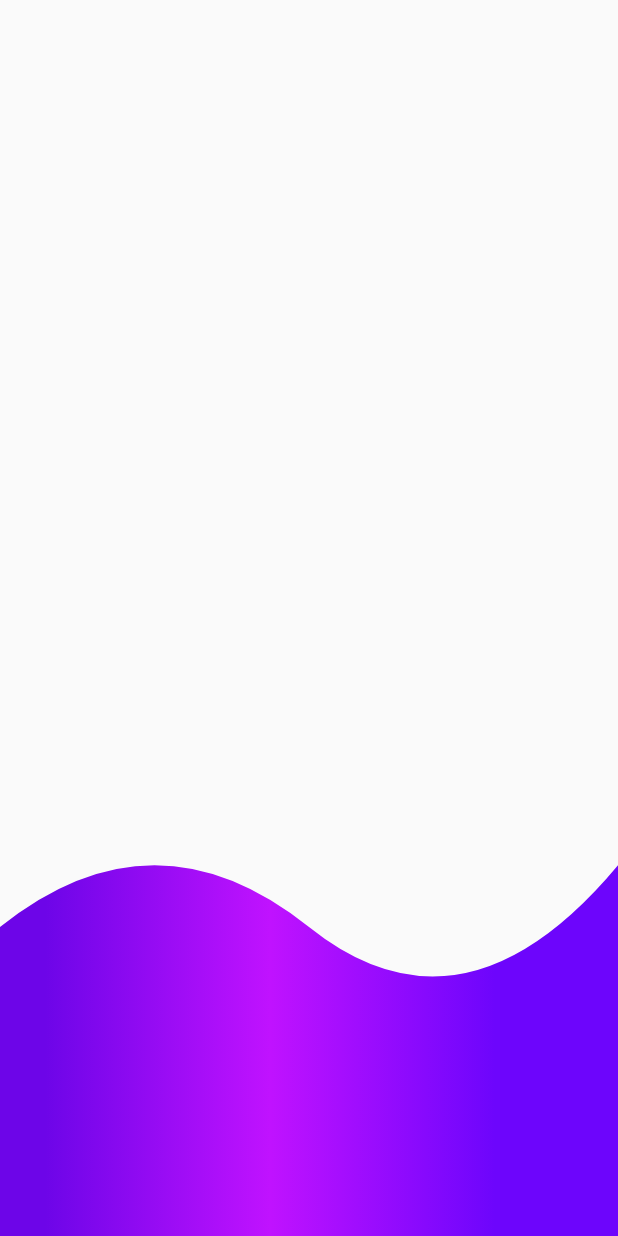
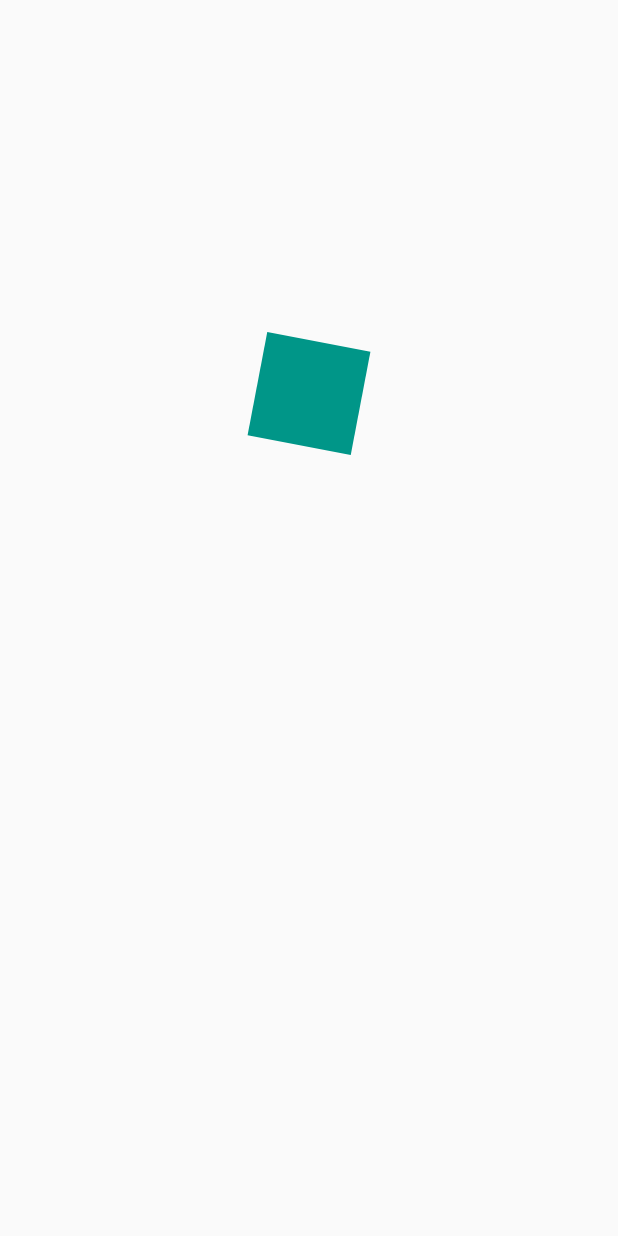
Before and after one commit to OKCAHO4KA/CustomPaint, a Flutter app: the screen it shows after launch, on a phone screen of 412 x 824 dp. Run offline on Flutter 3.47's test engine with Material 2 defaults, Android fonts, the phone set to English and light mode, and no system bars.

Commit message:
animations listos

```diff
--- a/lib/main.dart
+++ b/lib/main.dart
@@ -1,4 +1,4 @@
-import 'package:custom_painters/src/pages/headers_page.dart';
+import 'package:custom_painters/src/retos/cuadrado_animado.dart';
 import 'package:flutter/material.dart';
 
 void main() => runApp(const MyApp());
@@ -11,6 +11,6 @@ class MyApp extends StatelessWidget {
     return const MaterialApp(
         debugShowCheckedModeBanner: false,
         title: 'Diseños App',
-        home: HeadersPage());
+        home: CuadradoAnimadoPage());
   }
 }
--- /dev/null
+++ b/lib/src/pages/animations_page.dart
@@ -0,0 +1,100 @@
+import 'dart:math';
+
+import 'package:flutter/material.dart';
+
+class AnimationsPage extends StatelessWidget {
+  const AnimationsPage({super.key});
+
+  @override
+  Widget build(BuildContext context) {
+    return const Scaffold(
+      body: Center(
+        child: CuadradoAnimado(),
+      ),
+    );
+  }
+}
+
+class CuadradoAnimado extends StatefulWidget {
+  const CuadradoAnimado({
+    super.key,
+  });
+
+  @override
+  State<CuadradoAnimado> createState() => _CuadradoAnimadoState();
+}
+
+class _CuadradoAnimadoState extends State<CuadradoAnimado>
+    with SingleTickerProviderStateMixin {
+  AnimationController? controller;
+  Animation<double>? rotation;
+  Animation<double>? opacidad;
+  Animation<double>? opacidadOut;
+
+  Animation<double>? moverDerecha;
+  Animation<double>? agrandar;
+
+  @override
+  void initState() {
+    controller = AnimationController(
+        vsync: this, duration: const Duration(milliseconds: 4000));
+    rotation = Tween(begin: 0.0, end: 2 * pi).animate(
+        CurvedAnimation(parent: controller!, curve: Curves.elasticInOut));
+
+    opacidad = Tween(begin: 0.1, end: 1.0).animate(CurvedAnimation(
+        parent: controller!,
+        curve: const Interval(0.25, 0.75, curve: Curves.easeInOut)));
+
+    opacidadOut = Tween(begin: 1.0, end: 0.0).animate(CurvedAnimation(
+        parent: controller!,
+        curve: const Interval(0.75, 1, curve: Curves.easeOut)));
+
+    moverDerecha = Tween(begin: 0.0, end: 200.0).animate(controller!);
+
+    agrandar = Tween(begin: 0.0, end: 5.0).animate(controller!);
+    controller!.addListener(() {
+      if (controller!.status == AnimationStatus.completed) {
+        controller!.reset();
+      }
+    });
+
+    super.initState();
+  }
+
+  @override
+  void dispose() {
+    controller!.dispose();
+    super.dispose();
+  }
+
+  @override
+  Widget build(BuildContext context) {
+    controller!.forward();
+    return AnimatedBuilder(
+        animation: controller!,
+        builder: (context, child) {
+          return Transform.translate(
+            offset: Offset(moverDerecha!.value, moverDerecha!.value),
+            child: Transform.rotate(
+                angle: rotation!.value,
+                child: Opacity(
+                    opacity: opacidadOut!.value,
+                    child:
+                        Transform.scale(scale: agrandar!.value, child: child))),
+          );
+        },
+        child: _Rectangulo());
+  }
+}
+
+/////////////////////////////////////////////////
+class _Rectangulo extends StatelessWidget {
+  @override
+  Widget build(BuildContext context) {
+    return Container(
+      width: 70,
+      height: 70,
+      decoration: const BoxDecoration(color: Colors.deepOrange),
+    );
+  }
+}
--- /dev/null
+++ b/lib/src/retos/cuadrado_animado.dart
@@ -0,0 +1,96 @@
+import 'dart:math';
+
+import 'package:flutter/material.dart';
+
+class CuadradoAnimadoPage extends StatelessWidget {
+  const CuadradoAnimadoPage({super.key});
+
+  @override
+  Widget build(BuildContext context) {
+    return const Scaffold(
+      body: Center(child: CuadradoAnimado()),
+    );
+  }
+}
+
+class CuadradoAnimado extends StatefulWidget {
+  const CuadradoAnimado({
+    super.key,
+  });
+
+  @override
+  State<CuadradoAnimado> createState() => _CuadradoAnimadoState();
+}
+
+class _CuadradoAnimadoState extends State<CuadradoAnimado>
+    with SingleTickerProviderStateMixin {
+  AnimationController? controller;
+
+  Animation<double>? moverDerecha;
+  Animation<double>? moverArriba;
+  Animation<double>? moverIzquierda;
+  Animation<double>? moverAbajo;
+  Animation<double>? rotation;
+
+  @override
+  void initState() {
+    controller = AnimationController(
+        vsync: this, duration: const Duration(milliseconds: 10000));
+
+    moverDerecha = Tween(begin: 0.0, end: 150.0).animate(CurvedAnimation(
+        parent: controller!,
+        curve: const Interval(0.0, 0.25, curve: Curves.elasticInOut)));
+
+    moverArriba = Tween(begin: 0.0, end: -150.0).animate(CurvedAnimation(
+        parent: controller!,
+        curve: const Interval(0.25, 0.5, curve: Curves.elasticInOut)));
+
+    moverIzquierda = Tween(begin: 0.0, end: -150.0).animate(CurvedAnimation(
+        parent: controller!,
+        curve: const Interval(0.5, 0.75, curve: Curves.elasticInOut)));
+    moverAbajo = Tween(begin: 0.0, end: 150.0).animate(CurvedAnimation(
+        parent: controller!,
+        curve: const Interval(0.75, 1, curve: Curves.elasticInOut)));
+
+    rotation = Tween(begin: 0.0, end: 2 * pi)
+        .animate(CurvedAnimation(parent: controller!, curve: Curves.linear));
+    controller!.addListener(() {
+      if (controller!.status == AnimationStatus.completed) {
+        controller!.reverse();
+      }
+    });
+    controller!.forward();
+
+    super.initState();
+  }
+
+  @override
+  void dispose() {
+    controller!.dispose();
+    super.dispose();
+  }
+
+  @override
+  Widget build(BuildContext context) {
+    return AnimatedBuilder(
+        animation: controller!,
+        builder: (context, child) {
+          return Transform.translate(
+              offset: Offset(moverDerecha!.value + moverIzquierda!.value,
+                  moverArriba!.value + moverAbajo!.value),
+              child: Transform.rotate(angle: rotation!.value, child: child));
+        },
+        child: _Rectangulo());
+  }
+}
+
+class _Rectangulo extends StatelessWidget {
+  @override
+  Widget build(BuildContext context) {
+    return Container(
+      width: 70,
+      height: 70,
+      decoration: const BoxDecoration(color: Colors.teal),
+    );
+  }
+}
```
Also changed, not shown: lib/src/widgets/headers.dart (+6 -6 lines).
